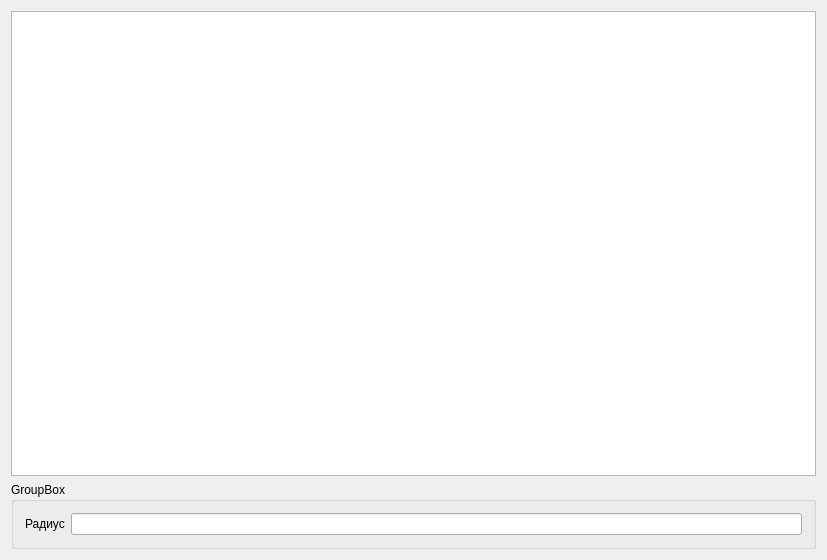
This is mainwidget.ui in markitosha/crossRoad as Qt 5 draws it before an edit. The edited form follows.
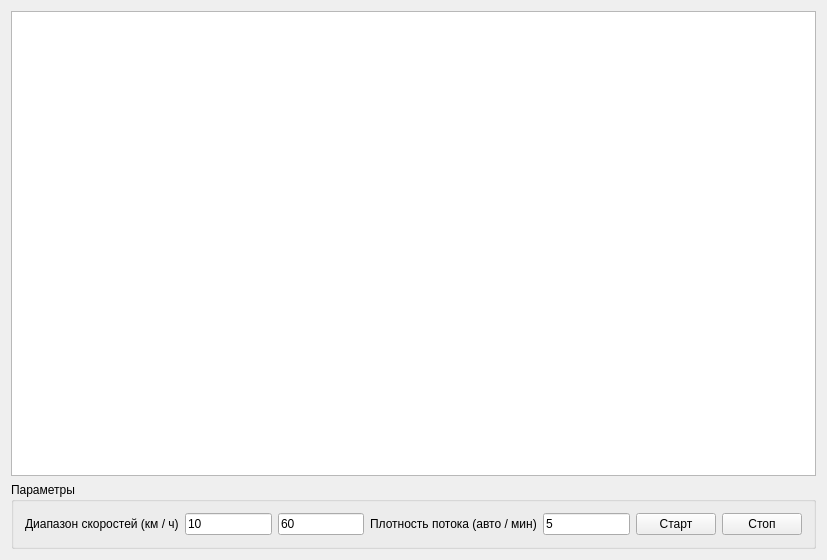
This is the edited form.

The edit to the form file:
```diff
--- a/mainwidget.ui
+++ b/mainwidget.ui
@@ -20,18 +20,57 @@
    <item>
     <widget class="QGroupBox" name="groupBox">
      <property name="title">
-      <string>GroupBox</string>
+      <string>Параметры</string>
      </property>
      <layout class="QHBoxLayout" name="horizontalLayout">
       <item>
        <widget class="QLabel" name="label">
         <property name="text">
-         <string>Радиус</string>
+         <string>Диапазон скоростей (км / ч)</string>
         </property>
        </widget>
       </item>
       <item>
-       <widget class="QLineEdit" name="lineEdit"/>
+       <widget class="QLineEdit" name="lineEdit_2">
+        <property name="text">
+         <string>10</string>
+        </property>
+       </widget>
+      </item>
+      <item>
+       <widget class="QLineEdit" name="lineEdit">
+        <property name="text">
+         <string>60</string>
+        </property>
+       </widget>
+      </item>
+      <item>
+       <widget class="QLabel" name="label_2">
+        <property name="text">
+         <string>Плотность потока (авто / мин)</string>
+        </property>
+       </widget>
+      </item>
+      <item>
+       <widget class="QLineEdit" name="lineEdit_3">
+        <property name="text">
+         <string>5</string>
+        </property>
+       </widget>
+      </item>
+      <item>
+       <widget class="QPushButton" name="pushButton">
+        <property name="text">
+         <string>Старт</string>
+        </property>
+       </widget>
+      </item>
+      <item>
+       <widget class="QPushButton" name="pushButton_2">
+        <property name="text">
+         <string>Стоп</string>
+        </property>
+       </widget>
       </item>
      </layout>
     </widget>
```
Left out of the diff: 2 changed lines with no effect on the pictures.
